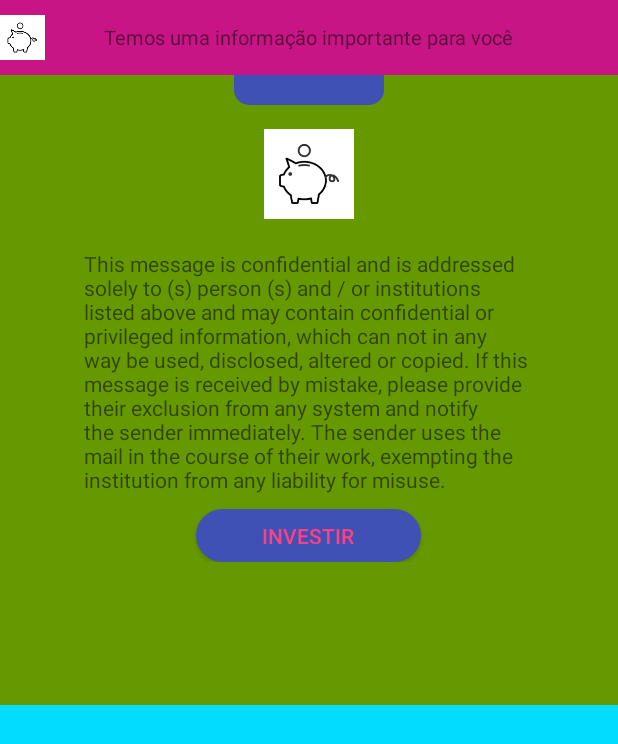
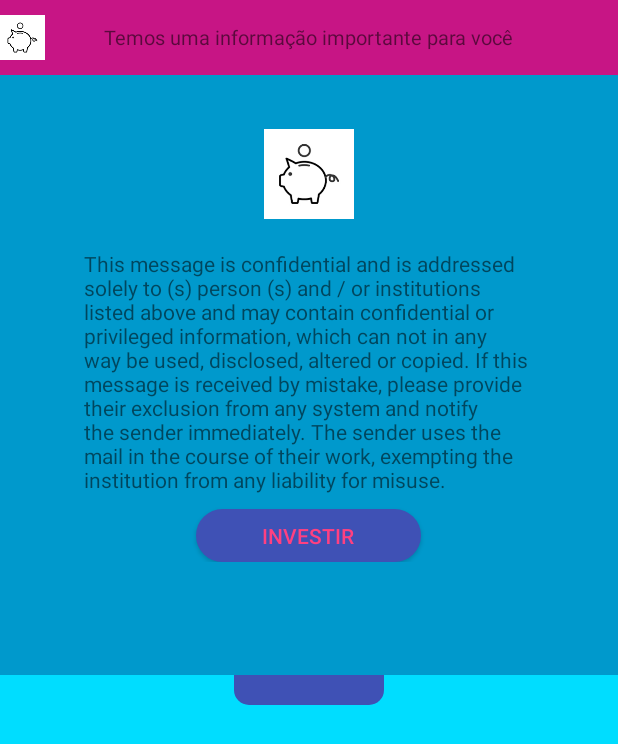
Before and after one commit to caioccmachadogit/PocPorquinho, an Android app: the layout fragment_porquinho.xml on its own in the app's theme, with its tools: preview values and no code run, on a phone screen of 412 x 824 dp. Shown: the top 744 px of the screen. Run offline under Robolectric (Android 15) with nearby library versions, the phone set to English and light mode, and no system bars.

```diff
--- a/app/src/main/res/layout/activity_main.xml
+++ b/app/src/main/res/layout/activity_main.xml
@@ -15,11 +15,11 @@
         <fragment
             android:id="@+id/fragment_porquinho"
             android:layout_width="match_parent"
-            android:layout_height="50dp"
+            android:layout_height="wrap_content"
             android:name="com.example.santander.pocporquinho.PorquinhoFragment"
             android:layout_alignParentTop="true"
             android:layout_centerHorizontal="true"
-            tools:layout="@layout/fragment_porquinho" />
+            tools:layout="@layout/fragment_porquinho"/>
 
         </RelativeLayout>
 
--- a/app/src/main/res/layout/fragment_porquinho.xml
+++ b/app/src/main/res/layout/fragment_porquinho.xml
@@ -8,65 +8,25 @@
     android:id="@+id/main"
     android:focusable="true">
 
-    <RelativeLayout
-        android:background="@android:color/holo_green_dark"
-        android:id="@+id/relative_main"
-        android:layout_width="wrap_content"
-        android:layout_height="wrap_content">
 
     <RelativeLayout
-            android:id="@+id/relative_drag_button_container"
+        android:id="@+id/relative_box_azul"
         android:layout_width="match_parent"
-            android:layout_height="50dp"
+        android:layout_height="420dp"
+        android:layout_below="@+id/relative_box_rosa"
+        android:layout_alignParentLeft="true"
+        android:layout_alignParentStart="true">
+
+        <!--CONTENT-->
+
+        <RelativeLayout
+            android:background="@android:color/holo_blue_dark"
+            android:id="@+id/relative_container_main"
+            android:layout_width="match_parent"
+            android:layout_height="400dp"
             android:layout_alignParentTop="true"
             android:layout_alignParentLeft="true"
             android:layout_alignParentStart="true">
-
-            <RelativeLayout
-                android:id="@+id/relative_container_info"
-                android:background="#C71585"
-                android:layout_height="match_parent"
-                android:layout_width="match_parent">
-
-                <ImageView
-                    android:id="@+id/imageview_indicator"
-                    android:layout_width="30dp"
-                    android:layout_height="50dp"
-                    android:layout_centerVertical="true"
-                    android:src="@drawable/piggy"/>
-
-                <TextView
-                    android:layout_width="wrap_content"
-                    android:layout_height="wrap_content"
-                    android:layout_centerInParent="true"
-                    android:text="@string/texto_info"
-                    android:textSize="13sp" />
-
-            </RelativeLayout>
-
-            <Button
-                android:layout_width="match_parent"
-                android:layout_height="50dp"
-                android:id="@+id/button_drag"
-                android:textStyle="normal"
-                android:textSize="20sp"
-                android:background="#00000000"/>
-
-        </RelativeLayout>
-
-
-        <RelativeLayout
-
-            android:layout_below="@+id/relative_drag_button_container"
-            android:layout_width="match_parent"
-            android:layout_height="420dp">
-
-            <!--CONTENT-->
-            <RelativeLayout
-                android:id="@+id/relative_container_main"
-                android:background="@android:color/transparent"
-                android:layout_width="match_parent"
-                android:layout_height="400dp">
             <ScrollView
                 android:layout_width="300dp"
                 android:layout_height="wrap_content"
@@ -105,19 +65,67 @@
         </RelativeLayout>
 
         <RelativeLayout
+            android:layout_below="@+id/relative_container_main"
             android:layout_centerHorizontal="true"
             android:orientation="vertical"
             android:id="@+id/button_lingua"
             android:background="@drawable/btn_abrir"
             android:layout_width="100dp"
-                android:layout_height="20dp"/>
+            android:layout_height="20dp">
+            <Button
+                android:layout_width="match_parent"
+                android:layout_height="50dp"
+                android:id="@+id/button_drag"
+                android:textStyle="normal"
+                android:textSize="20sp"
+                android:background="#00000000"/>
+            </RelativeLayout>
+
+    </RelativeLayout>
+
+    <!--BOX ROSA -->
+    <RelativeLayout
+        android:id="@+id/relative_box_rosa"
+        android:layout_width="match_parent"
+        android:layout_height="50dp"
+        android:layout_alignParentTop="true"
+        android:layout_alignParentLeft="true"
+        android:layout_alignParentStart="true">
+
+        <RelativeLayout
+            android:id="@+id/relative_container_info"
+            android:background="#C71585"
+            android:layout_height="match_parent"
+            android:layout_width="match_parent"
+            android:layout_alignParentTop="true"
+            android:layout_alignParentLeft="true"
+            android:layout_alignParentStart="true">
+
+            <ImageView
+                android:id="@+id/imageview_indicator"
+                android:layout_width="30dp"
+                android:layout_height="50dp"
+                android:layout_centerVertical="true"
+                android:src="@drawable/piggy"/>
+
+            <TextView
+                android:layout_width="wrap_content"
+                android:layout_height="wrap_content"
+                android:layout_centerInParent="true"
+                android:text="@string/texto_info"
+                android:textSize="13sp" />
+
+        </RelativeLayout>
+
+        <!--<Button-->
+        <!--android:layout_width="match_parent"-->
+        <!--android:layout_height="50dp"-->
+        <!--android:id="@+id/button_drag"-->
+        <!--android:textStyle="normal"-->
+        <!--android:textSize="20sp"-->
+        <!--android:background="#00000000"/>-->
 
     </RelativeLayout>
 
 
 </RelativeLayout>
-
-
-
-
-</RelativeLayout>
```
Also changed, not shown: app/src/main/java/com/example/santander/pocporquinho/PorquinhoFragment.java (+107 -13 lines). Lines whose indentation alone changed are shown as unchanged.
